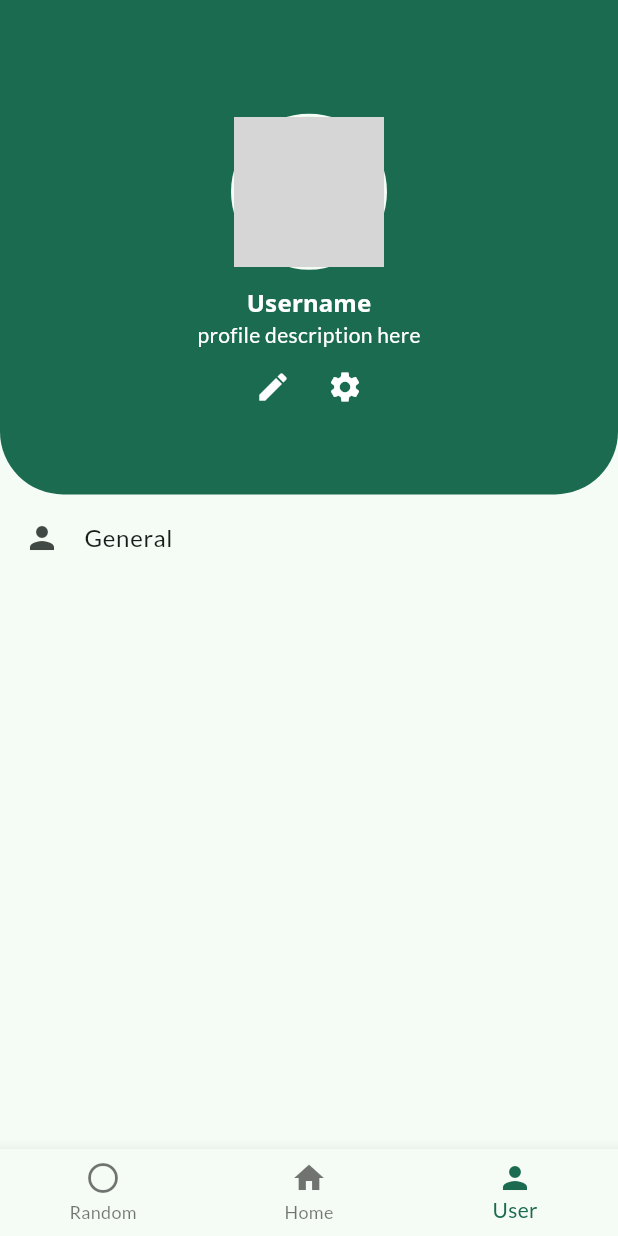
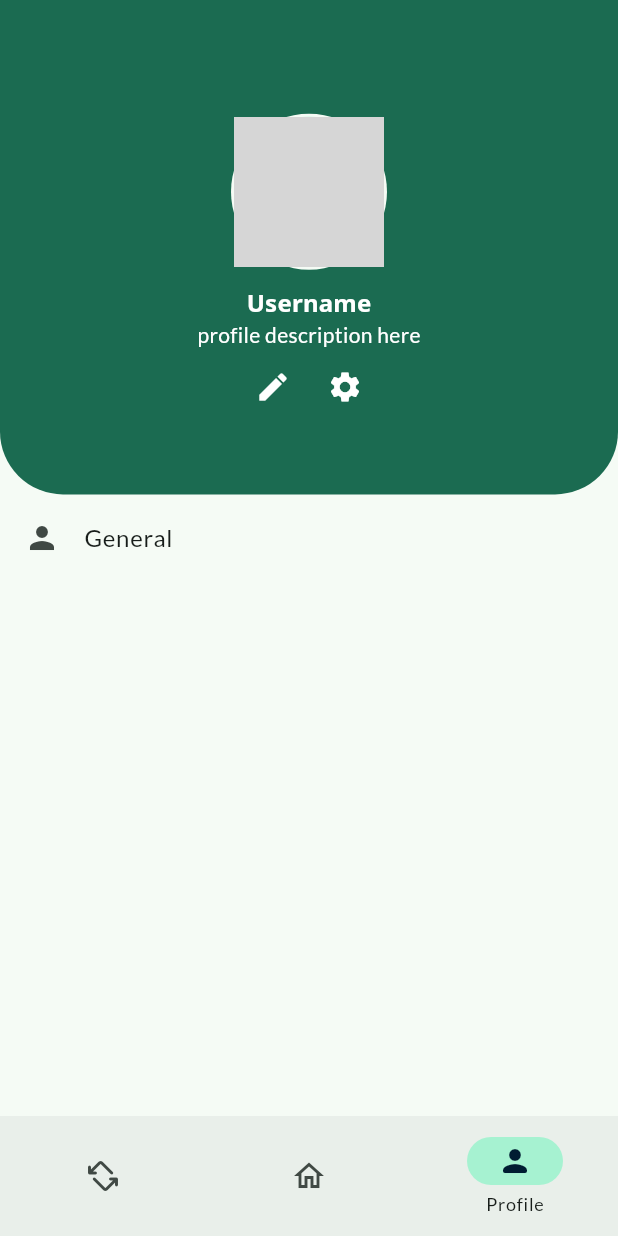
Before and after one commit to afelipe00/cat_app, a Flutter app: the screen it shows after launch, item 3 of the bottom bar chosen, on a phone screen of 412 x 824 dp. Run offline on Flutter 3.47's test engine with Material 3 defaults, Android fonts, the phone set to English and light mode, and no system bars; our stand-ins replace dio, equatable, flutter_bloc, flutter_dotenv, go_router, google_fonts and 3 more; network calls fail; grey boxes are pictures that could not be loaded.

Commit message:
refactor: :recycle: Cambios visuales de la barra de navegacion

```diff
--- a/lib/interface/screens/navigator_screen.dart
+++ b/lib/interface/screens/navigator_screen.dart
@@ -11,28 +11,38 @@ class NavigatorScreen extends StatefulWidget {
 }
 
 class _NavigatorScreenState extends State<NavigatorScreen> {
+  int _selectedIndex = 0;
+
   @override
   Widget build(BuildContext context) {
+    final colors = Theme.of(context).colorScheme;
     return Scaffold(
       body: widget.navigationShell,
-      bottomNavigationBar: BottomNavigationBar(
-        currentIndex: widget.navigationShell.currentIndex,
-        onTap: (index) => widget.navigationShell.goBranch(
-          index,
-          initialLocation: index == widget.navigationShell.currentIndex,
-        ),
-        items: const [
-          BottomNavigationBarItem(
-            icon: Icon(Icons.radio_button_off_rounded),
-            label: 'Random',
+      bottomNavigationBar: NavigationBar(
+        selectedIndex: widget.navigationShell.currentIndex,
+        onDestinationSelected: (index) {
+          setState(() {
+            _selectedIndex = index;
+          });
+          widget.navigationShell.goBranch(
+            index,
+            initialLocation: index == widget.navigationShell.currentIndex,
+          );
+        },
+        indicatorColor: colors.primaryContainer,
+        labelBehavior: NavigationDestinationLabelBehavior.onlyShowSelected,
+        destinations: [
+          const NavigationDestination(
+            icon: Icon(Icons.screen_rotation_alt_rounded),
+            label: "Random",
           ),
-          BottomNavigationBarItem(
-            icon: Icon(Icons.home),
-            label: 'Home',
+          NavigationDestination(
+            icon: Icon(_selectedIndex == 1 ? Icons.home : Icons.home_outlined),
+            label: "Home",
           ),
-          BottomNavigationBarItem(
-            icon: Icon(Icons.person),
-            label: 'User',
+          NavigationDestination(
+            icon: Icon(_selectedIndex == 2 ? Icons.person_rounded : Icons.person_outline_rounded),
+            label: "Profile",
           ),
         ],
       ),
```
